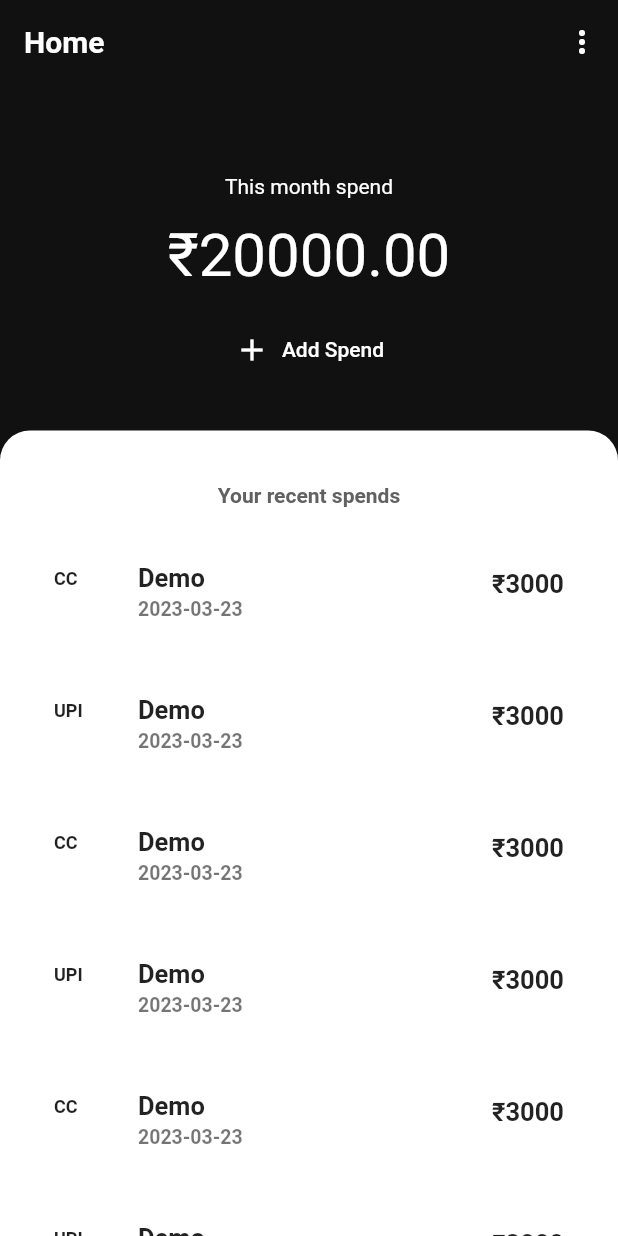
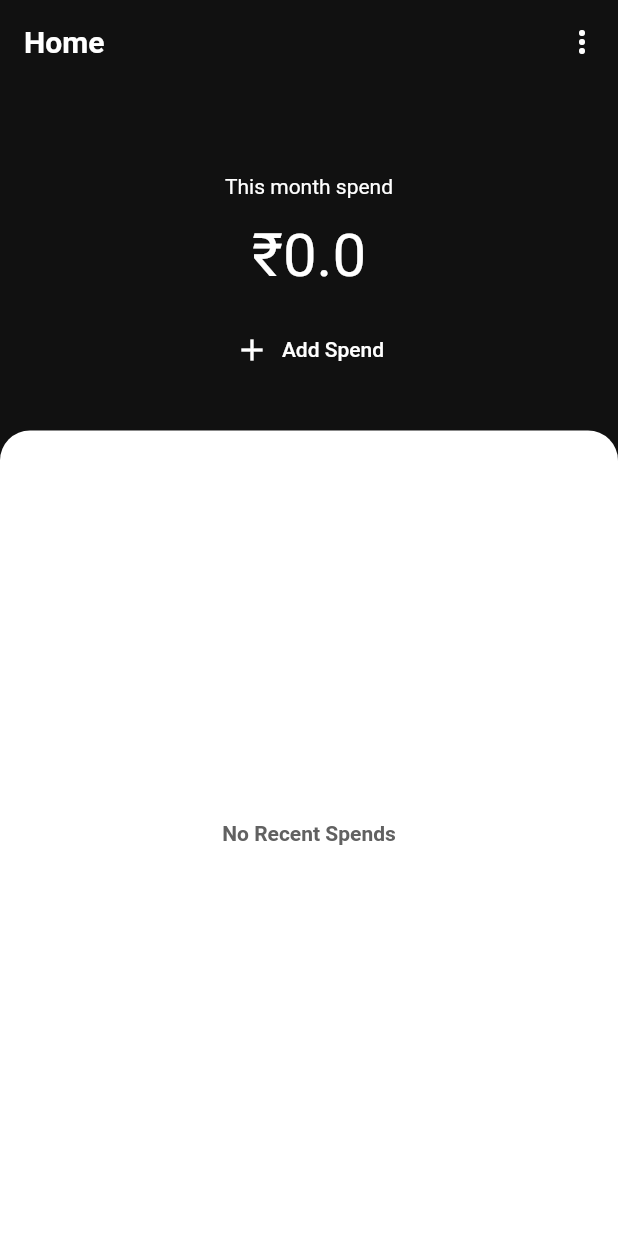
Before and after one commit to vishnuoum/income_track, a Flutter app: the screen it shows after launch, on a phone screen of 412 x 824 dp. Run offline on Flutter 3.47's test engine with Material 2 defaults, Android fonts, the phone set to English and light mode, and no system bars; our stand-ins replace flex_color_scheme, sqflite, syncfusion_flutter_charts; accounts and stored records are empty.

Commit message:
DB support #1

```diff
--- a/lib/main.dart
+++ b/lib/main.dart
@@ -23,7 +23,7 @@ class MyApp extends StatelessWidget {
       debugShowCheckedModeBanner: false,
       routes: {
         "/home" : (context) => Home(args: ModalRoute.of(context)!.settings.arguments as Map),
-        "/addSpend" : (context) => const AddSpend(),
+        "/addSpend" : (context) => AddSpend(args: ModalRoute.of(context)!.settings.arguments as Map),
         "/" : (context) => const Init()
       },
       initialRoute: "/",
--- a/lib/pages/home.dart
+++ b/lib/pages/home.dart
@@ -1,7 +1,9 @@
 import 'package:flutter/material.dart';
 import 'package:income_track/chart/IncomeExpenseMonthly.dart';
 import 'package:income_track/chart/TxnCategory.dart';
+import 'package:income_track/services/dbServices.dart';
 import 'package:syncfusion_flutter_charts/charts.dart';
+import 'dart:developer';
 
 class Home extends StatefulWidget {
   final Map args;
@@ -15,21 +17,11 @@ class _HomeState extends State<Home> {
 
   int selector = 0;
   String barChartTitle = "Your spends this month";
+  late DBService dbService;
+  String amount = "0.0";
+  dynamic response;
 
-  List<Map<String,String>> data = [
-    {"id" : "1", "txnMode" : "UPI", "amount" : "3000", "date" : "2023-03-23", "item":"Demo", "category":"Groceries"},
-    {"id" : "2", "txnMode" : "CC", "amount" : "3000", "date" : "2023-03-23", "item":"Demo", "category":"Groceries"},
-    {"id" : "3", "txnMode" : "UPI", "amount" : "3000", "date" : "2023-03-23", "item":"Demo", "category":"Groceries"},
-    {"id" : "4", "txnMode" : "CC", "amount" : "3000", "date" : "2023-03-23", "item":"Demo", "category":"Groceries"},
-    {"id" : "1", "txnMode" : "UPI", "amount" : "3000", "date" : "2023-03-23", "item":"Demo", "category":"Groceries"},
-    {"id" : "2", "txnMode" : "CC", "amount" : "3000", "date" : "2023-03-23", "item":"Demo", "category":"Groceries"},
-    {"id" : "3", "txnMode" : "UPI", "amount" : "3000", "date" : "2023-03-23", "item":"Demo", "category":"Groceries"},
-    {"id" : "4", "txnMode" : "CC", "amount" : "3000", "date" : "2023-03-23", "item":"Demo", "category":"Groceries"},
-    {"id" : "1", "txnMode" : "UPI", "amount" : "3000", "date" : "2023-03-23", "item":"Demo", "category":"Groceries"},
-    {"id" : "2", "txnMode" : "CC", "amount" : "3000", "date" : "2023-03-23", "item":"Demo", "category":"Groceries"},
-    {"id" : "3", "txnMode" : "UPI", "amount" : "3000", "date" : "2023-03-23", "item":"Demo", "category":"Groceries"},
-    {"id" : "4", "txnMode" : "CC", "amount" : "3000", "date" : "2023-03-23", "item":"Demo", "category":"Groceries"},
-  ];
+  List<Map> data = [];
 
   List<IncomeExpenseMonthly> barChartData = [
     IncomeExpenseMonthly(label: 'Jan', income: 35, expense: 10),
@@ -46,7 +38,38 @@ class _HomeState extends State<Home> {
 
   @override
   void initState() {
+    dbService = widget.args["dbObject"];
+    loadHome();
     super.initState();
+  }
+
+  void loadHome() async {
+    // Load Recent spends
+    response = await dbService.getRecentSpends();
+    if(response != "error") {
+      data = response;
+    }
+
+    // Load Amount
+    response = await dbService.getThisMonthSpend();
+    if(response != "error") {
+      amount = response;
+    }
+
+    // Load monthly data
+    response = await dbService.getMonthlyStats();
+    if(response != "error") {
+      barChartData = response;
+    }
+
+    // Load all pie data
+    response = await dbService.getAllPie();
+    if(response != "error") {
+      pieChartData = response;
+    }
+
+    setState(() {});
+
   }
 
   Widget getHomeScreen() {
@@ -69,11 +92,12 @@ class _HomeState extends State<Home> {
                 children: [
                   const Text("This month spend"),
                   const SizedBox(height: 15,),
-                  const Text("₹20000.00",style: TextStyle(fontSize: 40),),
+                  Text("₹$amount",style: const TextStyle(fontSize: 40),),
                   const SizedBox(height: 15,),
                   TextButton.icon(onPressed: ()async{
-                    await Navigator.pushNamed(context, "/addSpend");
-                  }, icon: const Icon(Icons.add), label: const Text("Add Spend")),
+                    await Navigator.pushNamed(context, "/addSpend", arguments: {"dbObject":dbService});
+                    loadHome();
+                    }, icon: const Icon(Icons.add), label: const Text("Add Spend")),
                 ],
               ),
             ),
@@ -95,10 +119,9 @@ class _HomeState extends State<Home> {
                         child: ListView.builder(
                           physics: const BouncingScrollPhysics(),
                           padding: const EdgeInsets.all(20),
-                          itemCount: data.length,
+                          itemCount: data.length+1,
                           itemBuilder: (context, index) {
                             if(index == 0) {
-                              index--;
                               return Center(
                                   child: Padding(
                                     padding: const EdgeInsets.only(bottom: 25, top: 15),
@@ -106,6 +129,7 @@ class _HomeState extends State<Home> {
                                   )
                               );
                             }
+                            index--;
                             return ListTile(
                               leading: Text(
                                 data[index]["txnMode"]!,
@@ -136,7 +160,7 @@ class _HomeState extends State<Home> {
     return Scaffold(
       body: SafeArea(
         child: ListView(
-          padding: const EdgeInsets.all(10),
+          padding: const EdgeInsets.symmetric(vertical: 10, horizontal: 15),
           children: [
             const Padding(
               padding: EdgeInsets.only(left: 10.0,bottom: 25, top: 8),
@@ -253,7 +277,11 @@ class _HomeState extends State<Home> {
             SizedBox(
               height: 300,
               child: SfCircularChart(
-                  tooltipBehavior: TooltipBehavior(enable: true),
+                  tooltipBehavior: TooltipBehavior(
+                    enable: true,
+                    format: 'point.x: ₹point.y',
+                    textStyle: TextStyle(fontWeight: FontWeight.bold, fontSize: 16),
+                  ),
                   series: <CircularSeries>[
                     // Render pie chart
                     PieSeries<TxnCategory, String>(
@@ -265,7 +293,7 @@ class _HomeState extends State<Home> {
                         pointColorMapper: (TxnCategory data, _) => data.color,
                         dataLabelSettings: const DataLabelSettings(
                             isVisible: true,
-                          textStyle: TextStyle(fontWeight: FontWeight.bold, color: Colors.black)
+                          textStyle: TextStyle(fontWeight: FontWeight.bold, color: Colors.black, fontSize: 18)
                         )
                     )
                   ]
--- a/pubspec.yaml
+++ b/pubspec.yaml
@@ -33,6 +33,7 @@ dependencies:
   flex_color_scheme: ^7.3.1
   intl: ^0.18.1
   syncfusion_flutter_charts: ^23.1.44
+  sqflite: ^2.3.0
 
 
   # The following adds the Cupertino Icons font to your application.
```
Also changed, not shown: lib/pages/addSpend.dart (+35 -9 lines), lib/pages/init.dart (+15 -5 lines), lib/services/dbServices.dart (added, +140 -0 lines), pubspec.lock.
